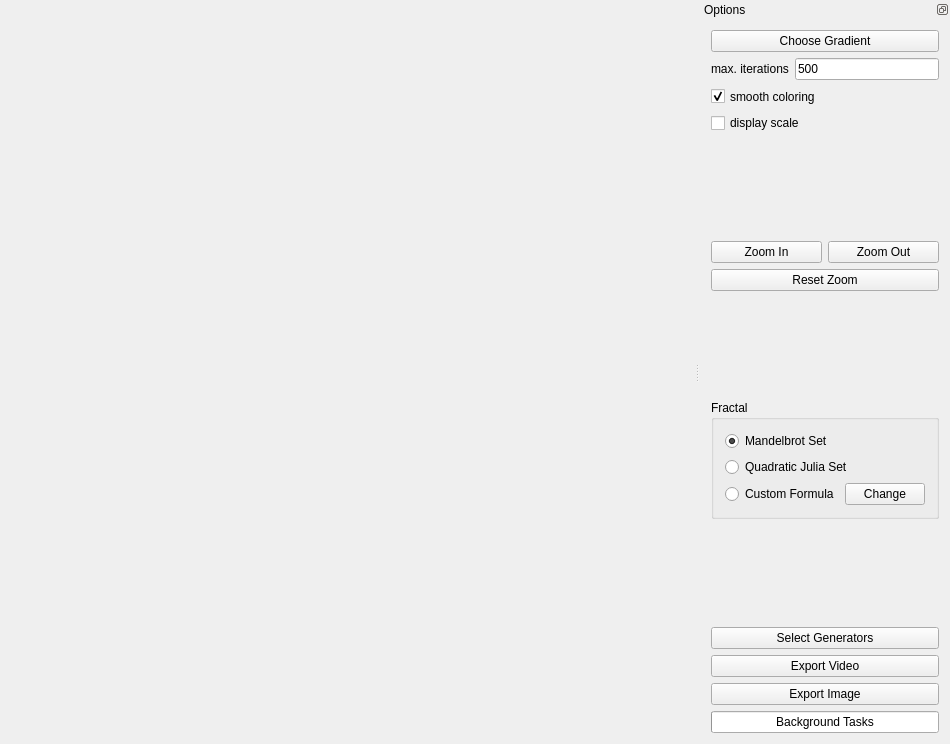
Qt form Almond.ui (QlowB/Almond) before a commit.
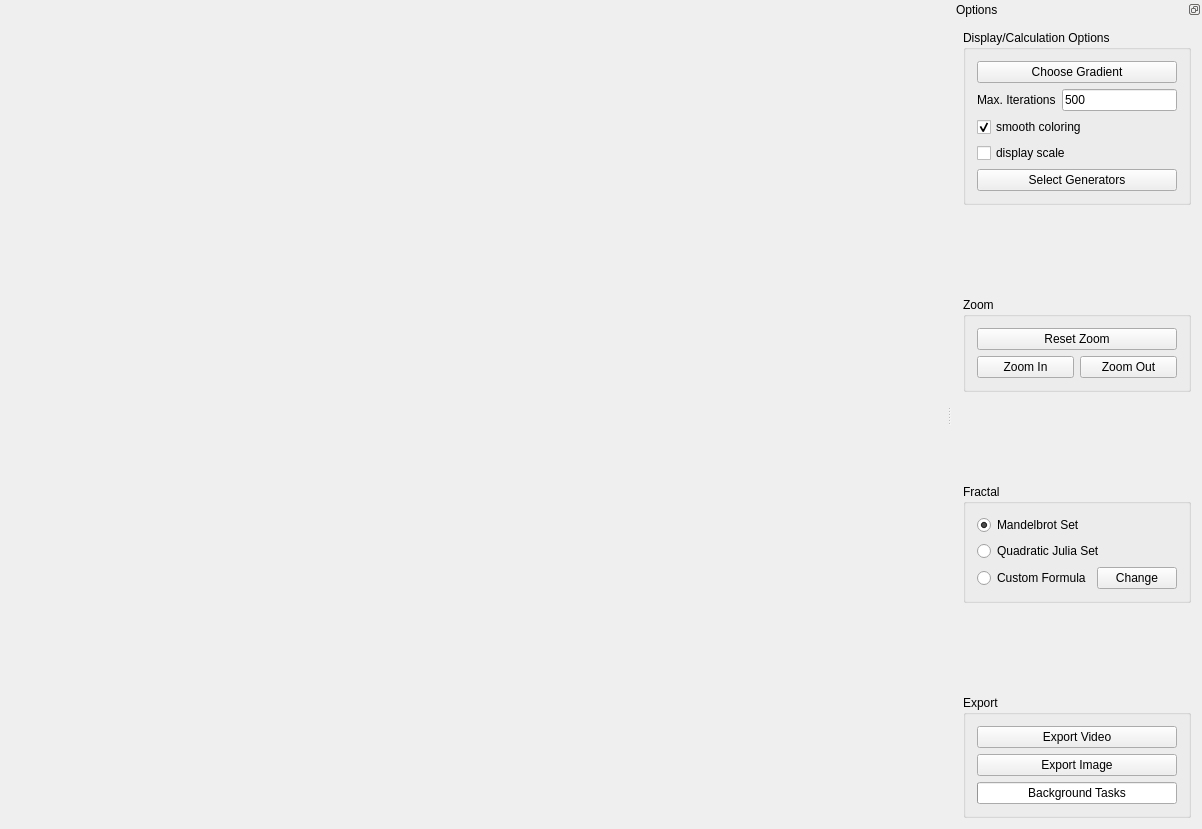
The same form after that commit.

Diff of the .ui file:
```diff
--- a/Almond.ui
+++ b/Almond.ui
@@ -9,8 +9,8 @@
    <rect>
     <x>0</x>
     <y>0</y>
-    <width>950</width>
-    <height>744</height>
+    <width>1202</width>
+    <height>829</height>
    </rect>
   </property>
   <property name="windowTitle">
@@ -44,11 +44,53 @@
      <item>
       <layout class="QVBoxLayout" name="verticalLayout_right">
        <item>
+        <widget class="QGroupBox" name="groupBox_3">
+         <property name="title">
+          <string>Display/Calculation Options</string>
+         </property>
+         <layout class="QVBoxLayout" name="verticalLayout_3">
+          <item>
         <layout class="QFormLayout" name="formLayout">
          <item row="1" column="0">
           <widget class="QLabel" name="label">
            <property name="text">
-            <string>max. iterations</string>
+               <string>Max. Iterations</string>
+              </property>
+             </widget>
+            </item>
+            <item row="2" column="0" colspan="2">
+             <widget class="QCheckBox" name="smooth">
+              <property name="sizePolicy">
+               <sizepolicy hsizetype="Minimum" vsizetype="Expanding">
+                <horstretch>0</horstretch>
+                <verstretch>0</verstretch>
+               </sizepolicy>
+              </property>
+              <property name="text">
+               <string>smooth coloring</string>
+              </property>
+              <property name="checked">
+               <bool>true</bool>
+              </property>
+             </widget>
+            </item>
+            <item row="3" column="0" colspan="2">
+             <widget class="QCheckBox" name="displayInfo">
+              <property name="sizePolicy">
+               <sizepolicy hsizetype="Minimum" vsizetype="Expanding">
+                <horstretch>0</horstretch>
+                <verstretch>0</verstretch>
+               </sizepolicy>
+              </property>
+              <property name="text">
+               <string>display scale</string>
+              </property>
+             </widget>
+            </item>
+            <item row="4" column="0" colspan="2">
+             <widget class="QPushButton" name="chooseGenerator">
+              <property name="text">
+               <string>Select Generators</string>
            </property>
           </widget>
          </item>
@@ -81,70 +123,47 @@
            </property>
           </widget>
          </item>
-         <item row="2" column="0" colspan="2">
-          <widget class="QCheckBox" name="smooth">
-           <property name="sizePolicy">
-            <sizepolicy hsizetype="Minimum" vsizetype="Expanding">
-             <horstretch>0</horstretch>
-             <verstretch>0</verstretch>
-            </sizepolicy>
-           </property>
-           <property name="text">
-            <string>smooth coloring</string>
-           </property>
-           <property name="checked">
-            <bool>true</bool>
-           </property>
-          </widget>
-         </item>
-         <item row="3" column="0" colspan="2">
-          <widget class="QCheckBox" name="displayInfo">
-           <property name="sizePolicy">
-            <sizepolicy hsizetype="Minimum" vsizetype="Expanding">
-             <horstretch>0</horstretch>
-             <verstretch>0</verstretch>
-            </sizepolicy>
-           </property>
-           <property name="text">
-            <string>display scale</string>
-           </property>
-          </widget>
-         </item>
-        </layout>
+           </layout>
+          </item>
+         </layout>
+        </widget>
        </item>
        <item>
-        <spacer name="verticalSpacer">
+        <spacer name="verticalSpacer_3">
          <property name="orientation">
           <enum>Qt::Vertical</enum>
          </property>
-         <property name="sizeType">
-          <enum>QSizePolicy::Expanding</enum>
-         </property>
          <property name="sizeHint" stdset="0">
           <size>
-           <width>20</width>
-           <height>40</height>
+           <width>0</width>
+           <height>0</height>
           </size>
          </property>
         </spacer>
        </item>
        <item>
         <layout class="QGridLayout" name="gridLayout">
-         <item row="0" column="1">
-          <widget class="QPushButton" name="zoom_out">
-           <property name="text">
-            <string>Zoom Out</string>
-           </property>
-          </widget>
-         </item>
          <item row="0" column="0">
+          <widget class="QGroupBox" name="groupBox_2">
+           <property name="title">
+            <string>Zoom</string>
+           </property>
+           <layout class="QGridLayout" name="gridLayout_2">
+            <item row="1" column="0">
           <widget class="QPushButton" name="zoom_in">
            <property name="text">
             <string>Zoom In</string>
            </property>
           </widget>
          </item>
-         <item row="1" column="0" colspan="2">
+            <item row="1" column="1">
+             <widget class="QPushButton" name="zoom_out">
+              <property name="text">
+               <string>Zoom Out</string>
+              </property>
+             </widget>
+            </item>
+            <item row="0" column="0" colspan="2">
           <widget class="QPushButton" name="resetZoom">
            <property name="text">
             <string>Reset Zoom</string>
@@ -152,16 +171,19 @@
           </widget>
          </item>
         </layout>
+          </widget>
+         </item>
+        </layout>
        </item>
        <item>
-        <spacer name="verticalSpacer_3">
+        <spacer name="verticalSpacer_2">
          <property name="orientation">
           <enum>Qt::Vertical</enum>
          </property>
          <property name="sizeHint" stdset="0">
           <size>
-           <width>20</width>
-           <height>40</height>
+           <width>0</width>
+           <height>0</height>
           </size>
          </property>
         </spacer>
@@ -211,28 +233,24 @@
         </widget>
        </item>
        <item>
-        <spacer name="verticalSpacer_2">
+        <spacer name="verticalSpacer">
          <property name="orientation">
           <enum>Qt::Vertical</enum>
          </property>
-         <property name="sizeType">
-          <enum>QSizePolicy::MinimumExpanding</enum>
-         </property>
          <property name="sizeHint" stdset="0">
           <size>
-           <width>20</width>
-           <height>40</height>
+           <width>0</width>
+           <height>0</height>
           </size>
          </property>
         </spacer>
        </item>
        <item>
-        <widget class="QPushButton" name="chooseGenerator">
-         <property name="text">
-          <string>Select Generators</string>
+        <widget class="QGroupBox" name="export_box">
+         <property name="title">
+          <string>Export</string>
          </property>
-        </widget>
-       </item>
+         <layout class="QVBoxLayout" name="verticalLayout_2">
        <item>
         <widget class="QPushButton" name="exportVideo">
          <property name="text">
@@ -270,6 +288,9 @@
          <property name="format">
           <string>Background Tasks</string>
          </property>
+           </widget>
+          </item>
+         </layout>
         </widget>
        </item>
       </layout>
```
Lines whose indentation alone changed are shown as unchanged.
